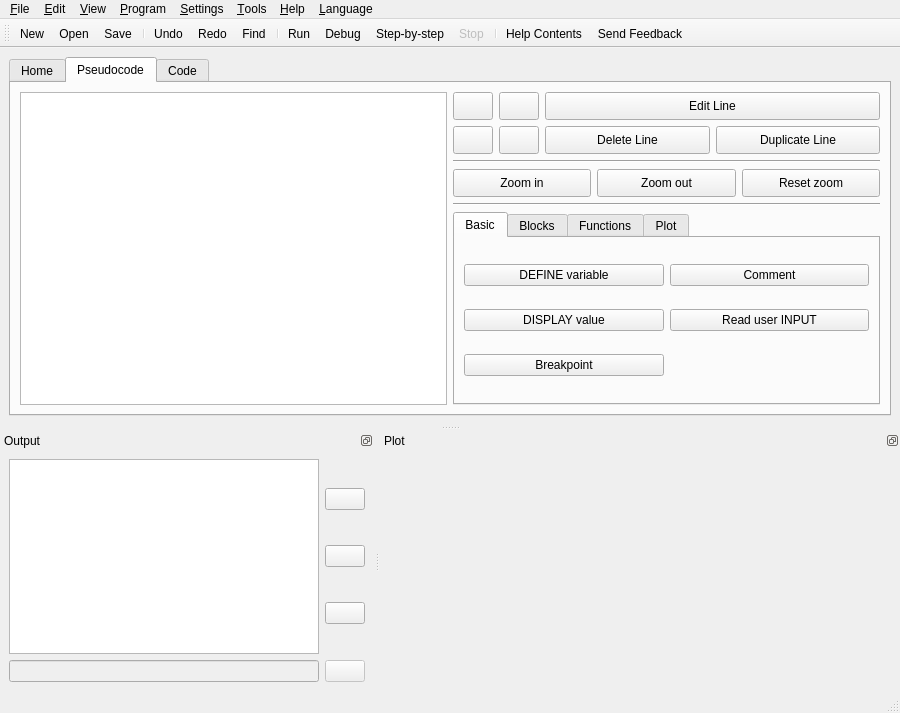
This is src/forms/ui_mainwindow.ui in TuringApp/Turing as Qt 5 draws it before an edit. The edited form follows.
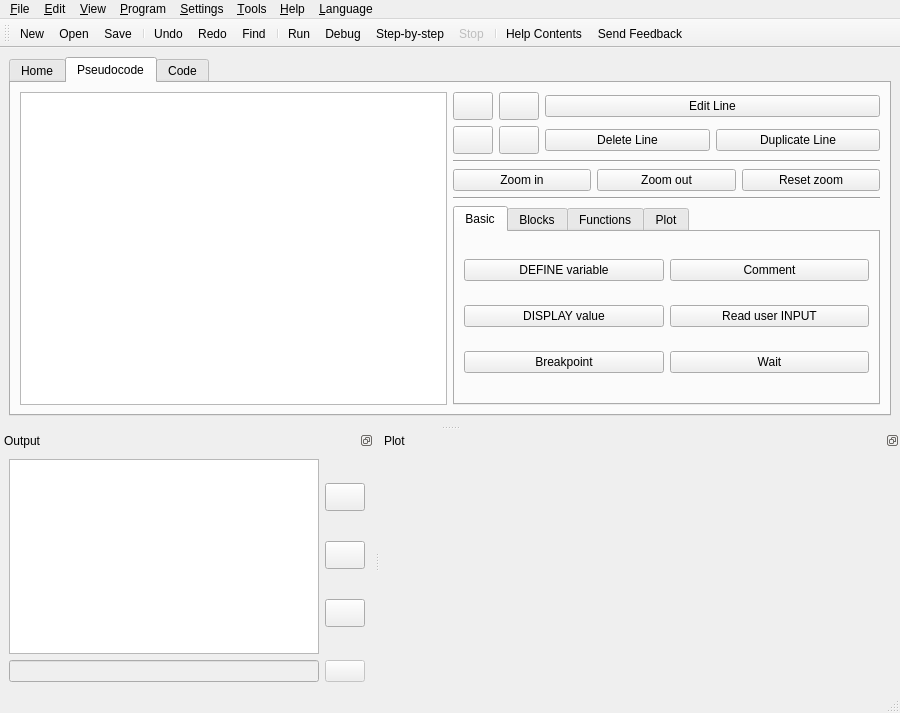
This is the edited form. The open tabs and pages were chosen to show the change. Icons and pictures are not drawn.

What changed in the file:
```diff
--- a/src/forms/ui_mainwindow.ui
+++ b/src/forms/ui_mainwindow.ui
@@ -153,12 +153,6 @@
              </item>
              <item row="1" column="3">
               <widget class="QPushButton" name="btnAlgo_Dupl">
-               <property name="minimumSize">
-                <size>
-                 <width>0</width>
-                 <height>28</height>
-                </size>
-               </property>
                <property name="text">
                 <string comment="shorter">Duplicate Line</string>
                </property>
@@ -190,12 +184,6 @@
              </item>
              <item row="1" column="2">
               <widget class="QPushButton" name="btnAlgo_Delete">
-               <property name="minimumSize">
-                <size>
-                 <width>0</width>
-                 <height>28</height>
-                </size>
-               </property>
                <property name="text">
                 <string>Delete Line</string>
                </property>
@@ -207,12 +195,6 @@
              </item>
              <item row="0" column="2" colspan="2">
               <widget class="QPushButton" name="btnAlgo_Edit">
-               <property name="minimumSize">
-                <size>
-                 <width>0</width>
-                 <height>28</height>
-                </size>
-               </property>
                <property name="text">
                 <string>Edit Line</string>
                </property>
@@ -244,12 +226,6 @@
                  <verstretch>0</verstretch>
                 </sizepolicy>
                </property>
-               <property name="minimumSize">
-                <size>
-                 <width>0</width>
-                 <height>28</height>
-                </size>
-               </property>
                <property name="text">
                 <string>Zoom in</string>
                </property>
@@ -267,12 +243,6 @@
                  <verstretch>0</verstretch>
                 </sizepolicy>
                </property>
-               <property name="minimumSize">
-                <size>
-                 <width>0</width>
-                 <height>28</height>
-                </size>
-               </property>
                <property name="text">
                 <string>Zoom out</string>
                </property>
@@ -290,12 +260,6 @@
                  <verstretch>0</verstretch>
                 </sizepolicy>
                </property>
-               <property name="minimumSize">
-                <size>
-                 <width>0</width>
-                 <height>28</height>
-                </size>
-               </property>
                <property name="text">
                 <string>Reset zoom</string>
                </property>
@@ -394,6 +358,17 @@
                  </property>
                 </widget>
                </item>
+               <item row="5" column="1">
+                <widget class="QPushButton" name="btnAlgo_Sleep">
+                 <property name="text">
+                  <string>Wait</string>
+                 </property>
+                 <property name="icon">
+                  <iconset resource="../turing.qrc">
+                   <normaloff>:/action/media/time.png</normaloff>:/action/media/time.png</iconset>
+                 </property>
+                </widget>
+               </item>
               </layout>
              </widget>
              <widget class="QWidget" name="tab_blocks">
@@ -810,6 +785,12 @@
         <layout class="QVBoxLayout" name="verticalLayout_9">
          <item>
           <widget class="QPushButton" name="btnClearOutput">
+           <property name="minimumSize">
+            <size>
+             <width>0</width>
+             <height>28</height>
+            </size>
+           </property>
            <property name="toolTip">
             <string>Clear Output</string>
            </property>
@@ -824,6 +805,12 @@
          </item>
          <item>
           <widget class="QPushButton" name="btnSaveOutput">
+           <property name="minimumSize">
+            <size>
+             <width>0</width>
+             <height>28</height>
+            </size>
+           </property>
            <property name="toolTip">
             <string>Save Output</string>
            </property>
@@ -838,6 +825,12 @@
          </item>
          <item>
           <widget class="QPushButton" name="btnPrintOutput">
+           <property name="minimumSize">
+            <size>
+             <width>0</width>
+             <height>28</height>
+            </size>
+           </property>
            <property name="toolTip">
             <string>Print Output</string>
            </property>
```
Left out of the diff: 2 changed lines with no effect on the pictures.
